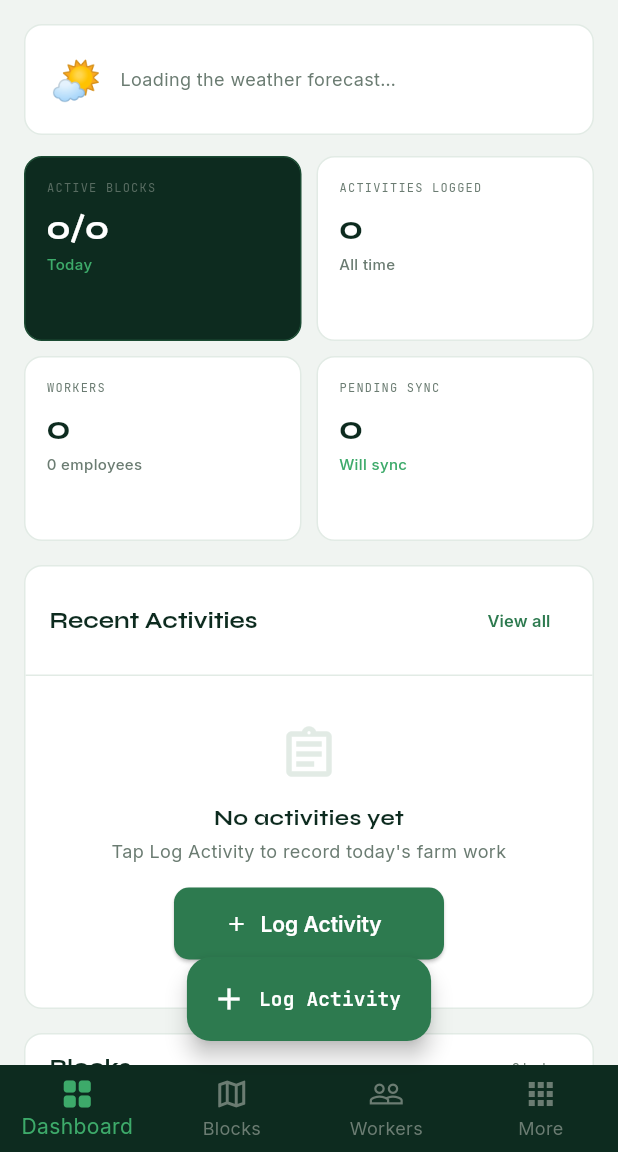
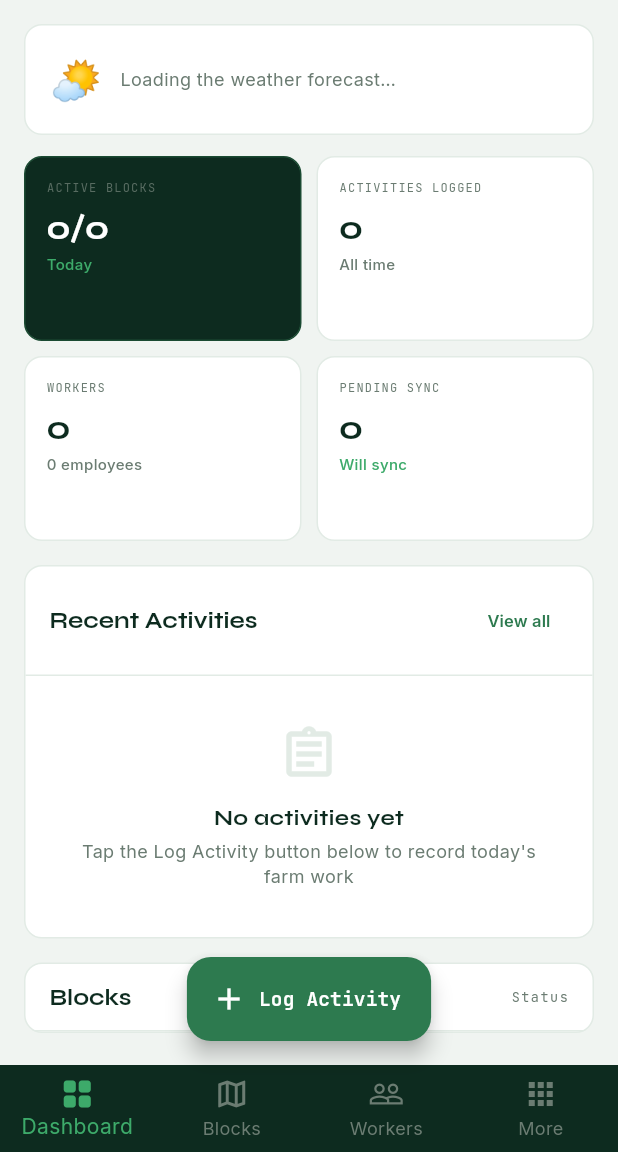
Before and after one commit to okeleyekabiru/agromesh, a Flutter app: the MainShell screen opened directly, on a phone screen of 412 x 824 dp, the part 84-1236 px from its top. Run offline on Flutter 3.47's test engine with Material 3 defaults, Android fonts, the phone set to English and light mode, and no system bars; our stand-ins replace connectivity_plus, flutter_secure_storage, geolocator, google_fonts, open_filex, sqflite and 1 more; accounts and stored records are empty.

Commit message:
fix(mobile): remove duplicate Log Activity button from empty dashboard card
Co-Authored-By: Claude Sonnet 5.5 <noreply@anthropic.com>

```diff
--- a/mobile/lib/screens/dashboard/dashboard_screen.dart
+++ b/mobile/lib/screens/dashboard/dashboard_screen.dart
@@ -6,7 +6,6 @@ import '../../stores/app_store.dart';
 import '../../theme/app_theme.dart';
 import '../../widgets/widgets.dart';
 import '../../widgets/weather_card.dart';
-import '../activity/log_activity_screen.dart';
 import '../stock/out_on_farm_screen.dart';
 import '../more/farm_setup_screen.dart';
 import '../more/activities_screen.dart';
@@ -188,17 +187,8 @@ class DashboardScreen extends StatelessWidget {
                           const SizedBox(height: 12),
                           Text('No activities yet', style: GoogleFonts.syne(fontSize: 14, fontWeight: FontWeight.w700, color: AgroColors.forest)),
                           const SizedBox(height: 4),
-                          Text('Tap Log Activity to record today\'s farm work',
+                          Text('Tap the Log Activity button below to record today\'s farm work',
                             style: GoogleFonts.inter(fontSize: 12, color: AgroColors.stone), textAlign: TextAlign.center),
-                          const SizedBox(height: 16),
-                          SizedBox(
-                            width: 180,
-                            child: ElevatedButton.icon(
-                              onPressed: () => Navigator.push(context, MaterialPageRoute(builder: (_) => const LogActivityScreen())),
-                              icon: const Icon(Icons.add, size: 16),
-                              label: const Text('Log Activity'),
-                            ),
-                          ),
                         ],
                       ),
                     )
```
